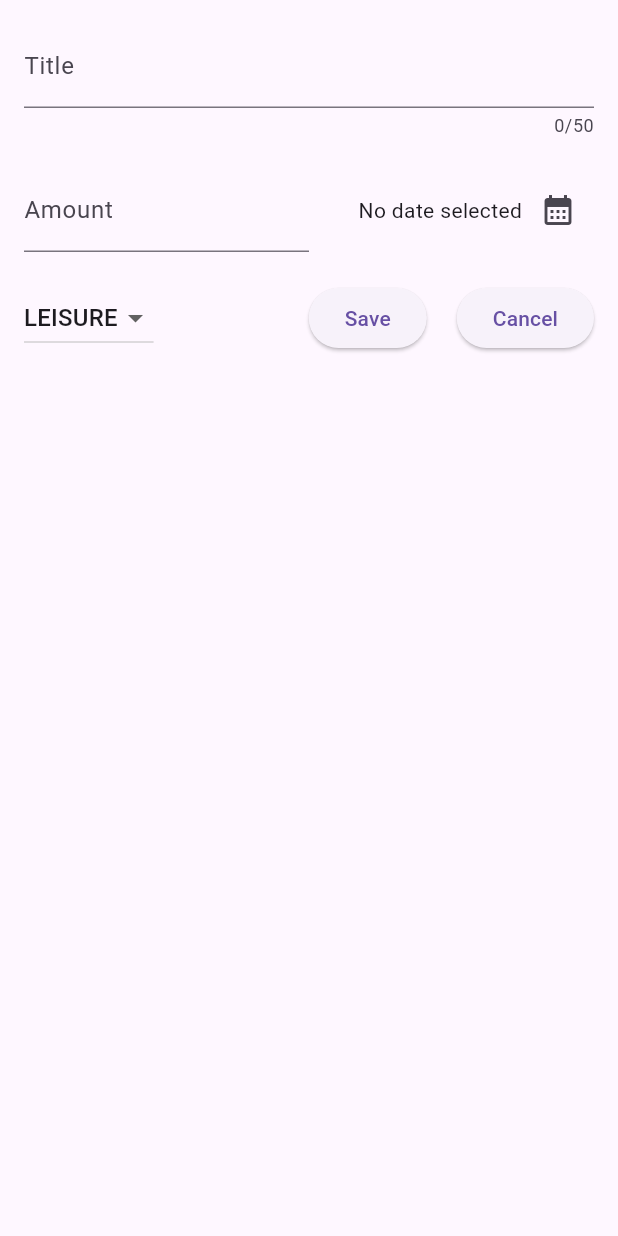
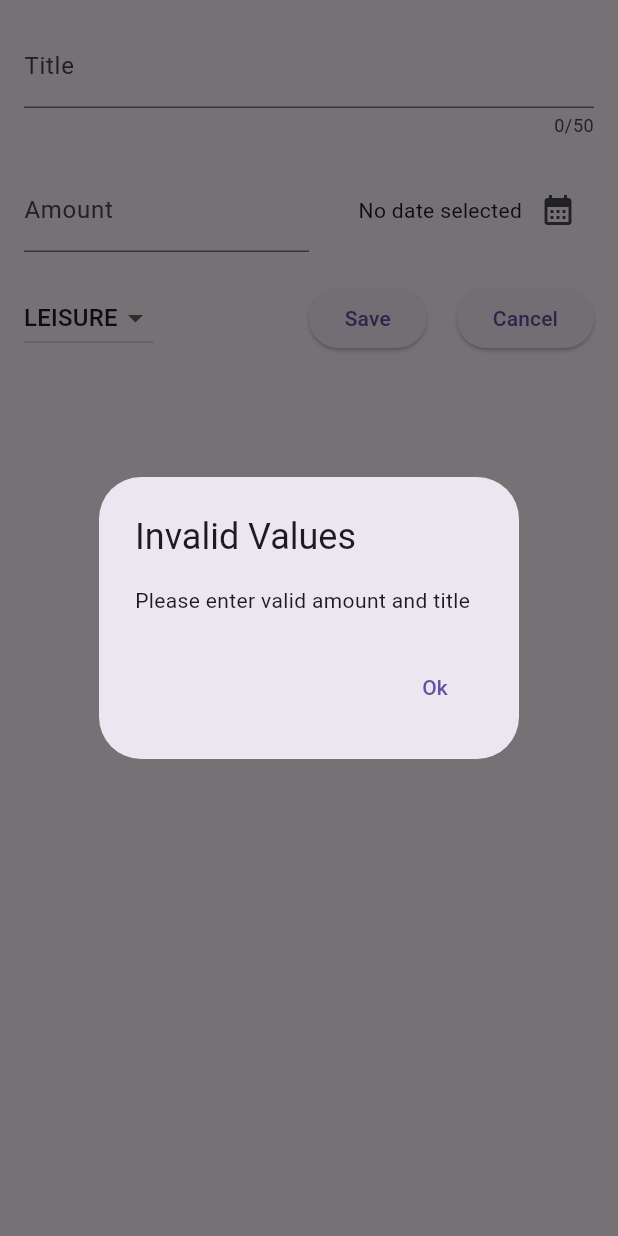
Before and after one commit to Prabhat8991/FlutterExpenseTracker, a Flutter app: the NewExpense widget shown alone on an empty page, opened directly, after a tap on "Save", on a phone screen of 412 x 824 dp. Run offline on Flutter 3.47's test engine with Material 2 defaults, Android fonts, the phone set to English and light mode, and no system bars.

Commit message:
added validation

```diff
--- a/lib/widgets/new_expense.dart
+++ b/lib/widgets/new_expense.dart
@@ -15,6 +15,28 @@ class _NewExpenseState extends State<NewExpense> {
   final _amountTextController = TextEditingController();
   DateTime? _selectedDateTime;
   var _selectedCategory = Category.leisure;
+
+  void _validateSubmitData() {
+    var amountEntered = double.tryParse(_amountTextController.text.trim());
+    var isAmountInValid = amountEntered == null;
+
+    if (_titleTextController.text
+        .trim()
+        .isEmpty || isAmountInValid) {
+      showDialog(context: context, builder: (context) =>
+          AlertDialog(
+            title: const Text("Invalid Values"),
+            content: const Text("Please enter valid amount and title"),
+            actions: [
+              TextButton(onPressed: () {
+                Navigator.pop(context);
+              }, child: const Text("Ok"))
+            ],
+
+          ));
+      return;
+    }
+  }
 
   void _showDatePicker(BuildContext context) async {
     DateTime now = DateTime.now();
@@ -98,8 +120,7 @@ class _NewExpenseState extends State<NewExpense> {
               const Spacer(),
               ElevatedButton(
                   onPressed: () {
-    print(_titleTextController.text);
-    print(_amountTextController.text);
+                    _validateSubmitData();
                   },
                   child: const Text("Save")),
               const SizedBox(width: 20),
```
Lines whose indentation alone changed are shown as unchanged.
